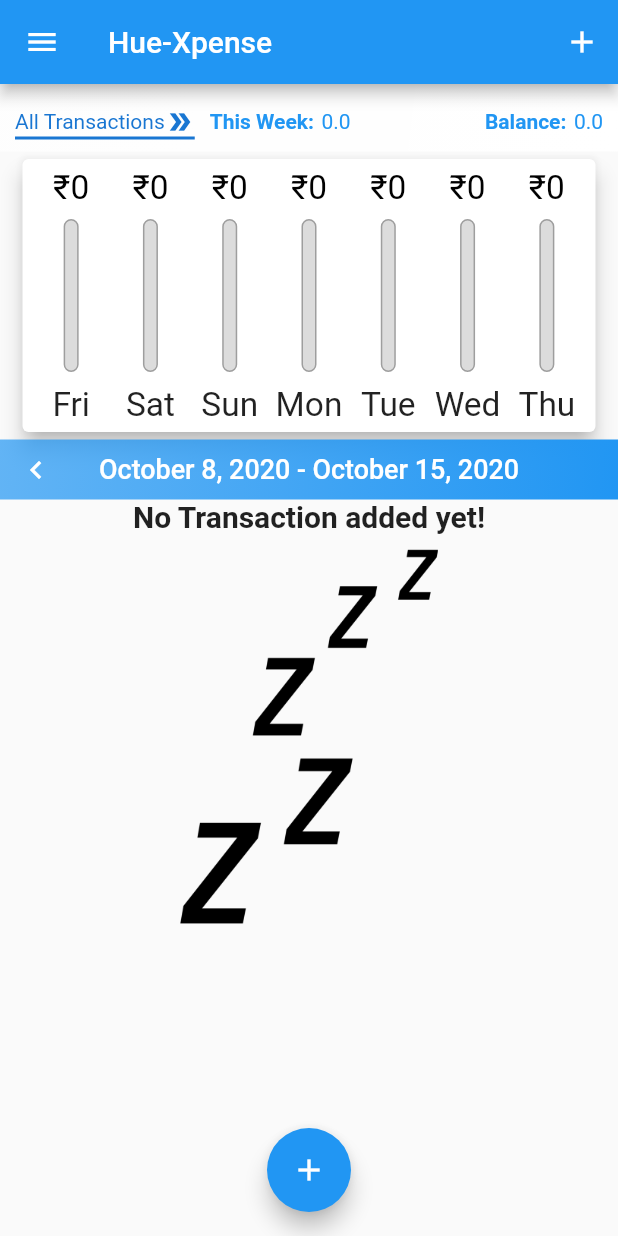
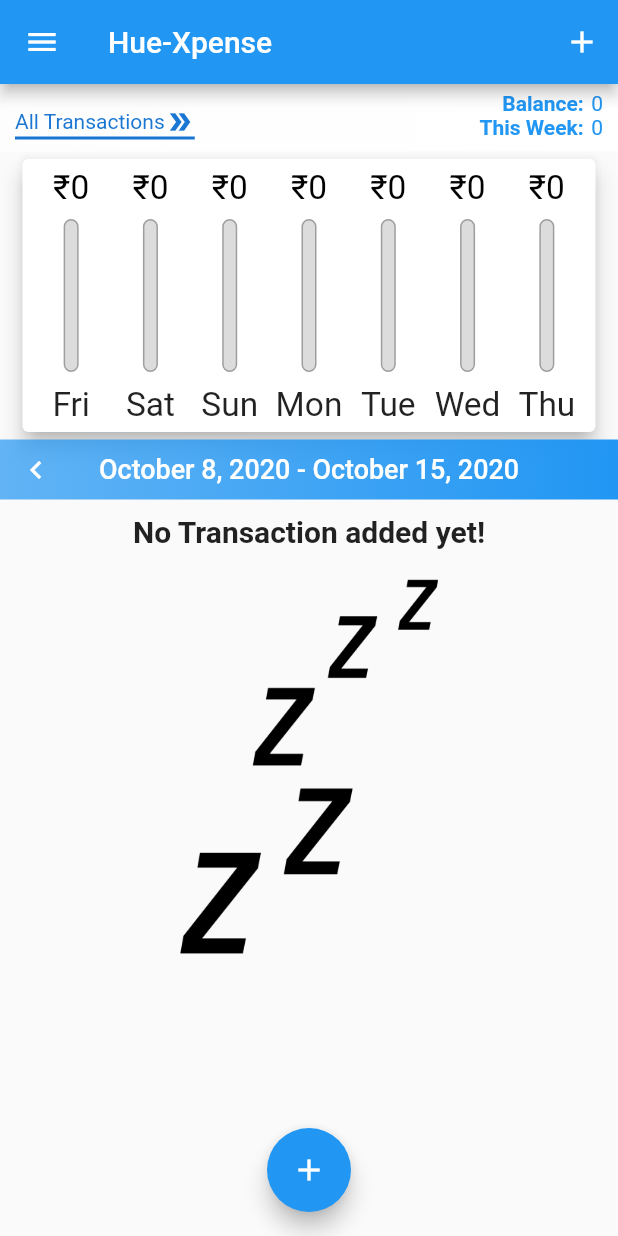
Before and after one commit to jithpillai/HuEXpense, a Flutter app: the HueXpenseRoute screen opened directly, on a phone screen of 412 x 824 dp. Run offline on Flutter 3.47's test engine with Material 2 defaults, Android fonts, the phone set to English and light mode, and no system bars; our stand-ins replace share, shared_preferences, sqflite; missing offline and left inert: flutter_splash; accounts and stored records are empty.

Commit message:
Currency Formatting and fixed space issues

```diff
--- a/lib/constants/constants.dart
+++ b/lib/constants/constants.dart
@@ -3,6 +3,7 @@ import 'package:hueganizer/widgets/huelist/huelist_route.dart';
 import 'package:hueganizer/widgets/huenotes/huenotes_route.dart';
 import 'package:hueganizer/widgets/huestore/huestore_route.dart';
 import 'package:hueganizer/widgets/huexpense/huexpense_route.dart';
+import 'package:intl/intl.dart';
 
 class HueConstants {
   static const String hueNotes = HueNotesRoute.routeName;
@@ -12,8 +13,10 @@ class HueConstants {
   static const String hueDashboard = HueDashboard.routeName;
   static const String hueStoreListMsg = 'Added by Hue-Store';
   static const String appTitle = 'Hueganizer';
-  static const String appDesc = 'Organize Thoughts, Stocks\nand anything else...';
+  static const String appDesc = 'Organize Thoughts, Stocks,\nXpense, Notes...';
   static const String expenses = 'Expenses';
   static const String allTransactions = 'All Transactions';
   static const String credits = 'Credits';
+
+  static var currency = new NumberFormat("##,##,###", "en_US");
 }
--- a/lib/widgets/huexpense/chart_bar.dart
+++ b/lib/widgets/huexpense/chart_bar.dart
@@ -1,6 +1,7 @@
 import 'dart:ui';
 
 import 'package:flutter/material.dart';
+import 'package:hueganizer/constants/constants.dart';
 
 class ChartBar extends StatelessWidget {
   final String label;
@@ -20,7 +21,7 @@ class ChartBar extends StatelessWidget {
             height: constraints.maxHeight * 0.15,
             child: FittedBox(
               child: Text(
-                '₹${spendingAmount.toStringAsFixed(0)}',
+                '₹${HueConstants.currency.format(spendingAmount)}',
                   style: TextStyle(
                     color: allTrans && spendingAmount != 0.0 ? barColor : Colors.black,
                   ),
--- a/lib/widgets/huexpense/huexpense_route.dart
+++ b/lib/widgets/huexpense/huexpense_route.dart
@@ -91,7 +91,7 @@ class _HueXpenseRouteState extends State<HueXpenseRoute>
           id: element.id,
           title: element.title,
           amount: element.amount,
-            date:  element.date,
+          date: element.date,
           expense: element.expense,
         ));
       }
@@ -132,11 +132,12 @@ class _HueXpenseRouteState extends State<HueXpenseRoute>
   }
 
   void _startAddNewTransaction(BuildContext ctx) {
+    DateTime endDay = DateTime.now().subtract(Duration(days: weekDifference));
     showModalBottomSheet(
         isScrollControlled: true,
         context: ctx,
         builder: (bCtx) {
-          return NewTransaction(_addNewTransaction);
+          return NewTransaction(_addNewTransaction, endDay);
         });
   }
 
@@ -208,7 +209,7 @@ class _HueXpenseRouteState extends State<HueXpenseRoute>
     if (currentMode == HueConstants.expenses) {
       currentColor = Colors.red[900];
       currentIcon = Icons.arrow_downward;
-    } else if (currentMode ==HueConstants.credits) {
+    } else if (currentMode == HueConstants.credits) {
       currentColor = Colors.green[900];
       currentIcon = Icons.arrow_upward_rounded;
     } else {
@@ -238,8 +239,11 @@ class _HueXpenseRouteState extends State<HueXpenseRoute>
         });
         _refreshChartData();
       },
-      items: <String>[HueConstants.allTransactions, HueConstants.expenses, HueConstants.credits]
-          .map<DropdownMenuItem<String>>((String value) {
+      items: <String>[
+        HueConstants.allTransactions,
+        HueConstants.expenses,
+        HueConstants.credits
+      ].map<DropdownMenuItem<String>>((String value) {
         return DropdownMenuItem<String>(
           value: value,
           child: Text(
@@ -253,9 +257,8 @@ class _HueXpenseRouteState extends State<HueXpenseRoute>
   Widget getTotalTxText() {
     double value;
     String label;
-    bool negative = false;
 
-    if (currentMode ==HueConstants.credits) {
+    if (currentMode == HueConstants.credits) {
       value = totalReceived;
       label = 'Total:';
     } else if (currentMode == HueConstants.expenses) {
@@ -277,12 +280,16 @@ class _HueXpenseRouteState extends State<HueXpenseRoute>
             ),
           ),
         ),
-        SizedBox(width: 5,),
+        SizedBox(
+          width: 5,
+        ),
         FittedBox(
           child: Text(
-            value.toString(),
+            HueConstants.currency.format(value),
             style: TextStyle(
-              color: value.isNegative ? Colors.red : Theme.of(context).primaryColor,
+              color: value.isNegative
+                  ? Colors.red
+                  : Theme.of(context).primaryColor,
               fontSize: 14,
             ),
           ),
@@ -295,7 +302,7 @@ class _HueXpenseRouteState extends State<HueXpenseRoute>
     double value;
     String label = 'This Week:';
 
-    if (currentMode ==HueConstants.credits) {
+    if (currentMode == HueConstants.credits) {
       value = weeklyReceived;
     } else if (currentMode == HueConstants.expenses) {
       value = weeklyExpense;
@@ -314,12 +321,16 @@ class _HueXpenseRouteState extends State<HueXpenseRoute>
             ),
           ),
         ),
-        SizedBox(width: 5,),
+        SizedBox(
+          width: 5,
+        ),
         FittedBox(
           child: Text(
-            value.toString(),
+            HueConstants.currency.format(value),
             style: TextStyle(
-              color: value.isNegative ? Colors.red : Theme.of(context).primaryColor,
+              color: value.isNegative
+                  ? Colors.red
+                  : Theme.of(context).primaryColor,
               fontSize: 14,
             ),
           ),
@@ -370,7 +381,8 @@ class _HueXpenseRouteState extends State<HueXpenseRoute>
             crossAxisAlignment: CrossAxisAlignment.stretch,
             children: <Widget>[
               Container(
-                padding: EdgeInsets.only(top: 5, left: 10, bottom: 0, right: 10),
+                padding:
+                    EdgeInsets.only(top: 5, left: 10, bottom: 0, right: 10),
                 child: Row(
                   mainAxisAlignment: MainAxisAlignment.spaceBetween,
                   children: [
@@ -392,10 +404,15 @@ class _HueXpenseRouteState extends State<HueXpenseRoute>
                         SizedBox(
                           width: 10,
                         ),
+                      ],
+                    ),
+                    Column(
+                      crossAxisAlignment: CrossAxisAlignment.end,
+                      children: [
+                        getTotalTxText(),
                         getWeeklyTotal(),
                       ],
                     ),
-                    getTotalTxText(),
                   ],
                 ),
                 width: double.infinity,
--- a/lib/widgets/huexpense/transaction_list.dart
+++ b/lib/widgets/huexpense/transaction_list.dart
@@ -1,6 +1,7 @@
 import 'dart:ui';
 
 import 'package:flutter/material.dart';
+import 'package:hueganizer/constants/constants.dart';
 import '../../models/transaction.dart';
 import 'package:intl/intl.dart';
 
@@ -17,11 +18,14 @@ class TransactionList extends StatelessWidget {
       child: _allTransactions.isEmpty
           ? Column(
               children: [
-                Text(
-                  'No Transaction added yet!',
-                  style: TextStyle(
-                    fontWeight: FontWeight.w600,
-                    fontSize: 20,
+                Container(
+                  margin: EdgeInsets.all(10),
+                  child: Text(
+                    'No Transaction added yet!',
+                    style: TextStyle(
+                      fontWeight: FontWeight.w600,
+                      fontSize: 20,
+                    ),
                   ),
                 ),
                 SizedBox(
@@ -53,7 +57,7 @@ class TransactionList extends StatelessWidget {
                         padding: EdgeInsets.all(6),
                         child: FittedBox(
                           child: Text(
-                            '₹${_allTransactions[index].amount.toStringAsFixed(0)}',
+                            '₹${HueConstants.currency.format(_allTransactions[index].amount)}',
                             style: TextStyle(
                               color: Colors.white,
                               fontWeight: FontWeight.w500,
--- a/pubspec.yaml
+++ b/pubspec.yaml
@@ -15,7 +15,7 @@ publish_to: 'none' # Remove this line if you wish to publish to pub.dev
 # In iOS, build-name is used as CFBundleShortVersionString while build-number used as CFBundleVersion.
 # Read more about iOS versioning at
 # https://developer.apple.com/library/archive/documentation/General/Reference/InfoPlistKeyReference/Articles/CoreFoundationKeys.html
-version: 1.0.6+1
+version: 1.0.7+7
 
 environment:
   sdk: ">=2.7.0 <3.0.0"
```
Also changed, not shown: lib/widgets/huexpense/new_transaction.dart (+10 -2 lines). Lines whose indentation alone changed are shown as unchanged.
